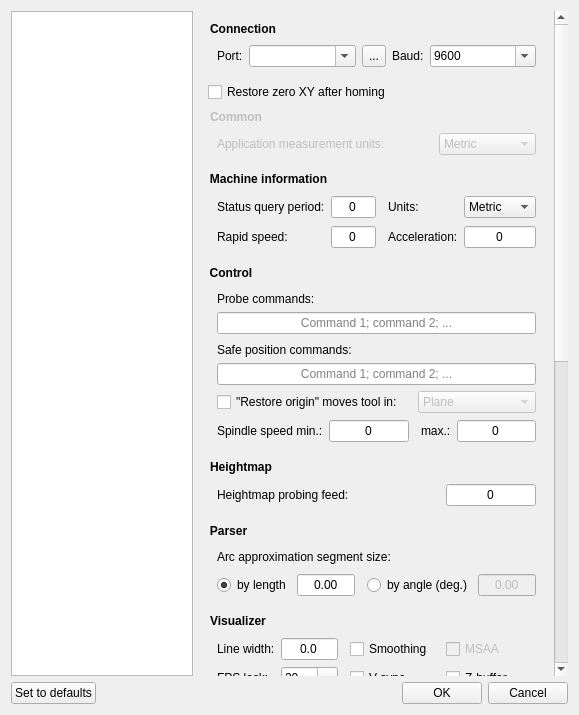
Qt form src/frmsettings.ui (za-ek/CandlePCB) before a commit.
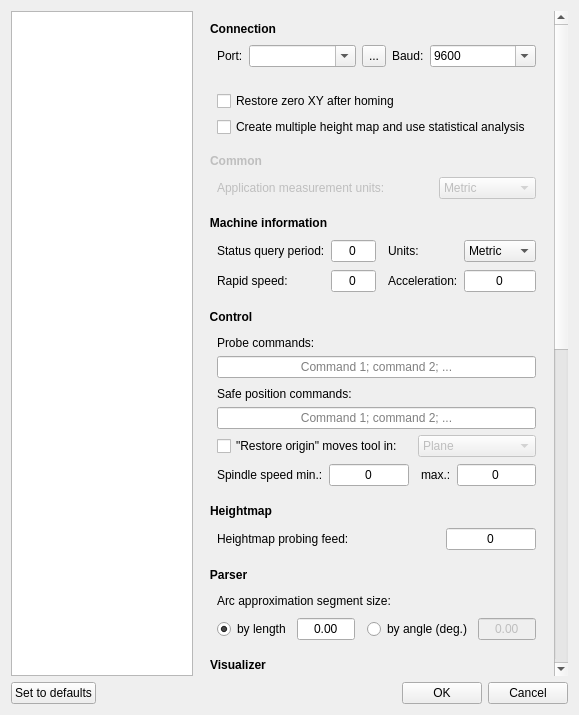
The same form after that commit. Icons and pictures are not drawn. Custom widgets are drawn as their Qt base class.

Commit message: Advanced heightmap check

What changed in the file:
```diff
--- a/src/frmsettings.ui
+++ b/src/frmsettings.ui
@@ -73,7 +73,7 @@
           <x>0</x>
           <y>0</y>
           <width>442</width>
-          <height>1383</height>
+          <height>1422</height>
          </rect>
         </property>
         <layout class="QVBoxLayout" name="verticalLayout_4">
@@ -172,12 +172,35 @@
           </widget>
          </item>
          <item>
+          <layout class="QGridLayout" name="gridLayout_10">
+           <property name="leftMargin">
+            <number>9</number>
+           </property>
+           <property name="topMargin">
+            <number>9</number>
+           </property>
+           <property name="rightMargin">
+            <number>9</number>
+           </property>
+           <property name="bottomMargin">
+            <number>9</number>
+           </property>
+           <item row="0" column="0">
           <widget class="QCheckBox" name="restoreZeroAfterHoming">
            <property name="text">
             <string>Restore zero XY after homing</string>
            </property>
           </widget>
          </item>
+           <item row="1" column="0">
+            <widget class="QCheckBox" name="checkedHeightMap">
+             <property name="text">
+              <string>Create multiple height map and use statistical analysis</string>
+             </property>
+            </widget>
+           </item>
+          </layout>
+         </item>
          <item>
           <widget class="QGroupBox" name="groupBox_3">
            <property name="enabled">
```
Left out of the diff: 3 changed lines with no effect on the pictures. Lines whose indentation alone changed are shown as unchanged. The commit also changes 7 other files.
